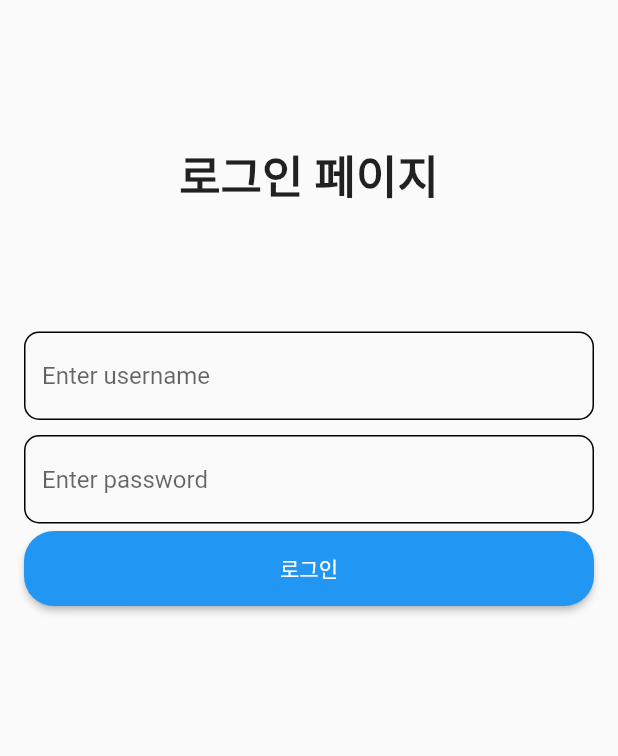
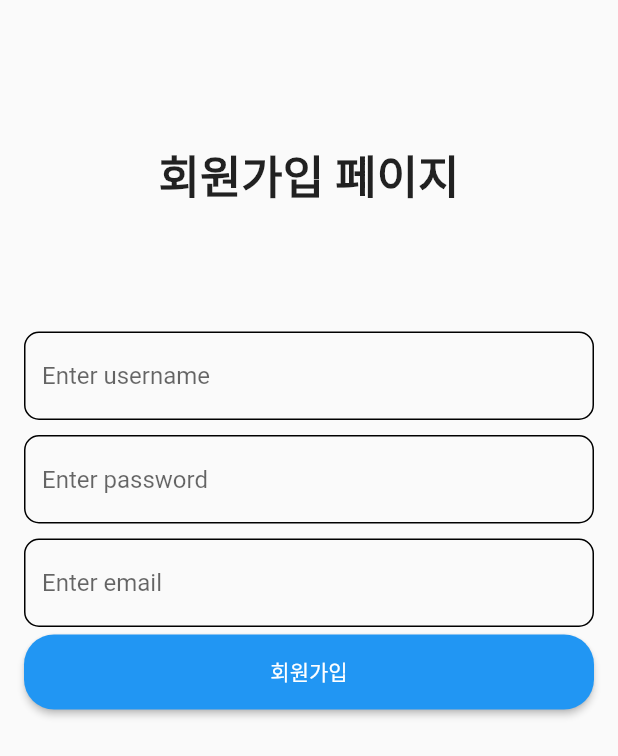
Before and after one commit to ssjf409/flutter_blog, a Flutter app: the screen it shows after launch, on a phone screen of 412 x 824 dp. Shown: the top 756 px of the screen. Run offline on Flutter 3.47's test engine with Material 2 defaults, Android fonts, the phone set to English and light mode, and no system bars; our stand-ins replace get.

```diff
--- a/lib/components/custom_elevated_button.dart
+++ b/lib/components/custom_elevated_button.dart
@@ -2,9 +2,9 @@ import 'package:flutter/material.dart';
 
 class CustomElvatedButton extends StatelessWidget {
   final String text;
-  final pageRoute;
+  final funPageRoute;
 
-  const CustomElvatedButton({@required this.text, @required this.pageRoute});
+  const CustomElvatedButton({@required this.text, @required this.funPageRoute});
 
   @override
   Widget build(BuildContext context) {
@@ -15,7 +15,7 @@ class CustomElvatedButton extends StatelessWidget {
           borderRadius: BorderRadius.circular(20),
         ),
       ),
-      onPressed: pageRoute,
+      onPressed: funPageRoute,
       child: Text('$text'),
     );
   }
--- a/lib/components/custom_text_form_field.dart
+++ b/lib/components/custom_text_form_field.dart
@@ -2,14 +2,16 @@ import 'package:flutter/material.dart';
 
 class CustomTextFormField extends StatelessWidget {
   final String hint;
+  final funValidator;
 
-  const CustomTextFormField({@required this.hint});
+  const CustomTextFormField({@required this.hint, @required this.funValidator});
 
   @override
   Widget build(BuildContext context) {
     return Padding(
       padding: const EdgeInsets.symmetric(vertical: 5),
       child: TextFormField(
+        validator: funValidator,
         obscureText: hint == 'password' ? true : false,
         decoration: InputDecoration(
           // border는 enabled, focused, error, focusdError 4개 둔다.
--- a/lib/main.dart
+++ b/lib/main.dart
@@ -1,5 +1,5 @@
 import 'package:flutter/material.dart';
-import 'package:flutter_blog/pages/user/login_page.dart';
+import 'package:flutter_blog/pages/user/join_page.dart';
 import 'package:get/get.dart';
 
 void main() {
@@ -12,7 +12,7 @@ class MyApp extends StatelessWidget {
     return GetMaterialApp(
       debugShowCheckedModeBanner: false,
       // 라우트 설계 필요없음. GetX 사용할 예정
-      home: LoginPage(),
+      home: JoinPage(),
     );
   }
 }
--- a/lib/pages/user/join_page.dart
+++ b/lib/pages/user/join_page.dart
@@ -5,6 +5,8 @@ import 'package:flutter_blog/pages/user/login_page.dart';
 import 'package:get/get.dart';
 
 class JoinPage extends StatelessWidget {
+  final _formKey = GlobalKey<FormState>();
+
   @override
   Widget build(BuildContext context) {
     return Scaffold(
@@ -32,20 +34,29 @@ class JoinPage extends StatelessWidget {
 
   Widget _joinForm() {
     return Form(
+      key: _formKey,
       child: Column(
         children: [
           CustomTextFormField(
             hint: 'username',
+            funValidator: (value) {
+              print(value);
+            },
           ),
           CustomTextFormField(
             hint: 'password',
+            funValidator: (value) {},
           ),
           CustomTextFormField(
             hint: 'email',
+            funValidator: (value) {},
           ),
           CustomElvatedButton(
             text: '회원가입',
-            pageRoute: () => Get.to(LoginPage()),
+            funPageRoute: () {
+              _formKey.currentState.validate();
+              Get.to(LoginPage());
+            },
           ),
         ],
       ),
--- a/pubspec.yaml
+++ b/pubspec.yaml
@@ -25,6 +25,8 @@ dependencies:
     sdk: flutter
 
   get: ^4.1.4
+
+  validators: ^3.0.0
 
 
   # The following adds the Cupertino Icons font to your application.
```
Also changed, not shown: lib/pages/user/login_page.dart (+6 -1 lines), pubspec.lock.
